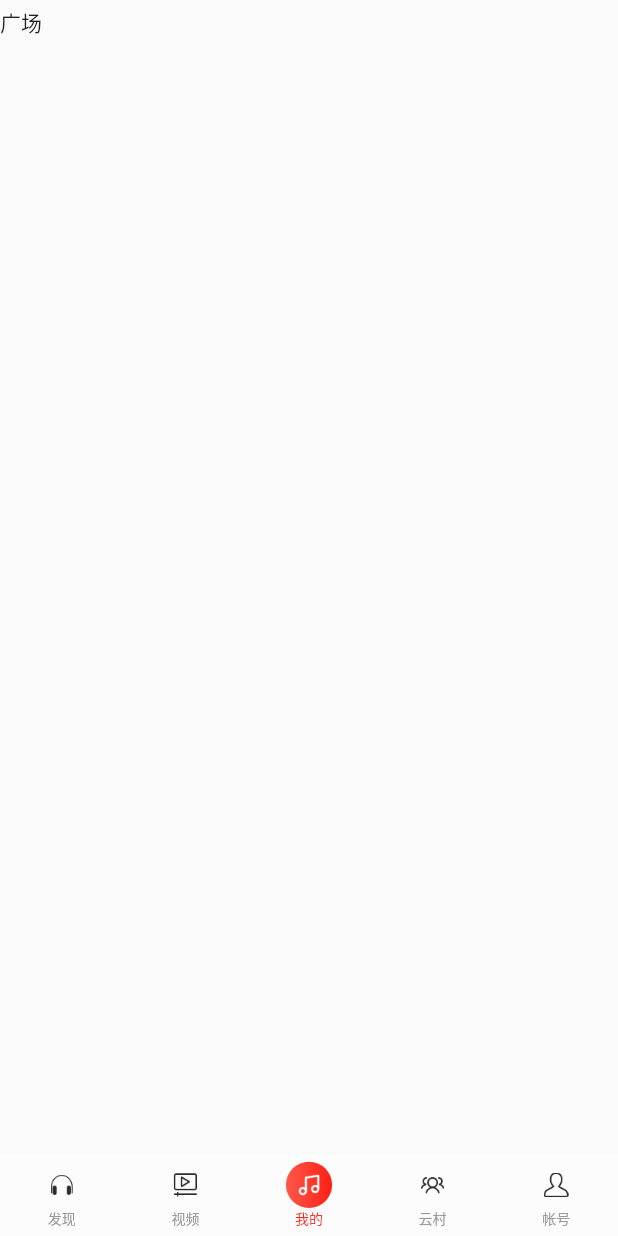
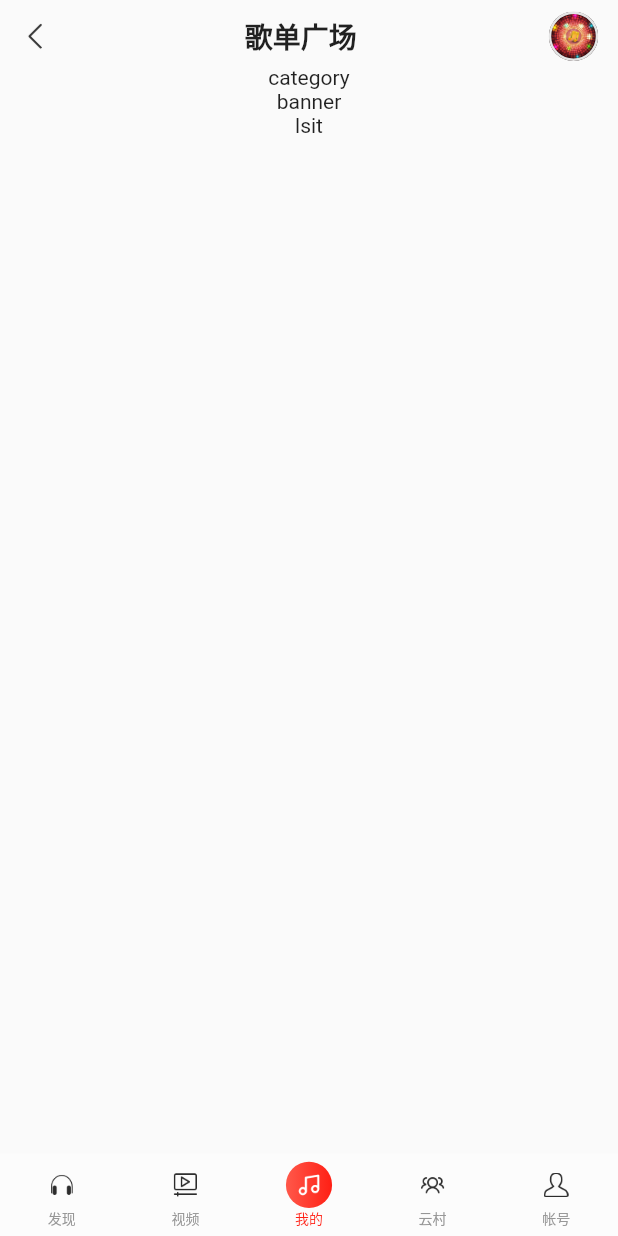
Before and after one commit to LoTwT/music_player, a Flutter app: the Square screen opened by its route, after a tap on "每日推荐", on a phone screen of 412 x 824 dp. Run offline on Flutter 3.47's test engine with Material 2 defaults, Android fonts, the phone set to English and light mode, and no system bars; our stand-ins replace carousel_slider, flutter_hooks.

Commit message:
SquareHeader

```diff
--- a/lib/views/home/header.dart
+++ b/lib/views/home/header.dart
@@ -1,5 +1,6 @@
 import 'package:flutter/material.dart';
 import 'package:music_player/utils/screen_utils.dart';
+import 'package:music_player/widgets/playing_icon.dart';
 
 class Header extends StatelessWidget {
   @override
@@ -68,21 +69,9 @@
           ),
           Container(
             margin: EdgeInsets.only(left: screen.calc(32)),
-            width: screen.calc(60),
-            height: screen.calc(60),
-            decoration: BoxDecoration(
-              border: Border.all(
-                width: screen.calc(3),
-                color: Color(0xffe5e5e5),
-              ),
-              borderRadius: BorderRadius.circular(
-                screen.calc(30),
-              ),
-              image: DecorationImage(
-                image: AssetImage(
-                  "assets/tmp_icon_music.png",
-                ),
-              ),
+            child: Hero(
+              tag: "PlayingIcon",
+              child: PlayingIcon(),
             ),
           ),
         ],
--- a/lib/views/square/square.dart
+++ b/lib/views/square/square.dart
@@ -1,5 +1,9 @@
 import 'package:flutter/material.dart';
 import 'package:music_player/utils/screen_utils.dart';
+import 'package:music_player/views/square/square_banner.dart';
+import 'package:music_player/views/square/square_category.dart';
+import 'package:music_player/views/square/square_header.dart';
+import 'package:music_player/views/square/square_list.dart';
 import 'package:music_player/widgets/bottom_navbar.dart';
 
 class Square extends StatelessWidget {
@@ -12,7 +16,10 @@
         padding: EdgeInsets.only(top: screen.screenPaddingTop + screen.calc(8)),
         child: Column(
           children: [
-            Text("广场"),
+            SquareHeader(),
+            SquareCategory(),
+            SquareBanner(),
+            SquareList(),
           ],
         ),
       ),
--- /dev/null
+++ b/lib/views/square/square_banner.dart
@@ -0,0 +1,8 @@
+import 'package:flutter/material.dart';
+
+class SquareBanner extends StatelessWidget {
+  @override
+  Widget build(BuildContext context) {
+    return Text("banner");
+  }
+}
--- /dev/null
+++ b/lib/views/square/square_category.dart
@@ -0,0 +1,8 @@
+import 'package:flutter/material.dart';
+
+class SquareCategory extends StatelessWidget {
+  @override
+  Widget build(BuildContext context) {
+    return Text("category");
+  }
+}
--- /dev/null
+++ b/lib/views/square/square_header.dart
@@ -0,0 +1,49 @@
+import 'package:flutter/material.dart';
+import 'package:music_player/utils/screen_utils.dart';
+import 'package:music_player/widgets/playing_icon.dart';
+
+class SquareHeader extends StatelessWidget {
+  @override
+  Widget build(BuildContext context) {
+    final screen = ScreenUtils(context);
+
+    return Container(
+      padding: EdgeInsets.only(
+        left: screen.calc(24),
+        right: screen.calc(24),
+      ),
+      height: screen.calc(72),
+      child: Row(
+        children: [
+          GestureDetector(
+            onTap: () => Navigator.pop(context),
+            child: Container(
+              child: Image.asset(
+                "assets/icon-left-arrow.png",
+                width: screen.calc(40),
+                height: screen.calc(40),
+              ),
+            ),
+          ),
+          Expanded(
+            child: Center(
+              child: Text(
+                "歌单广场",
+                style: TextStyle(
+                  fontSize: screen.calc(34),
+                  fontWeight: FontWeight.w700,
+                ),
+              ),
+            ),
+          ),
+          Container(
+            child: Hero(
+              tag: "PlayingIcon",
+              child: PlayingIcon(),
+            ),
+          ),
+        ],
+      ),
+    );
+  }
+}
--- /dev/null
+++ b/lib/views/square/square_list.dart
@@ -0,0 +1,8 @@
+import 'package:flutter/material.dart';
+
+class SquareList extends StatelessWidget {
+  @override
+  Widget build(BuildContext context) {
+    return Text("lsit");
+  }
+}
--- /dev/null
+++ b/lib/widgets/playing_icon.dart
@@ -0,0 +1,28 @@
+import 'package:flutter/material.dart';
+import 'package:music_player/utils/screen_utils.dart';
+
+class PlayingIcon extends StatelessWidget {
+  @override
+  Widget build(BuildContext context) {
+    final screen = ScreenUtils(context);
+
+    return Container(
+      width: screen.calc(60),
+      height: screen.calc(60),
+      decoration: BoxDecoration(
+        border: Border.all(
+          width: screen.calc(3),
+          color: Color(0xffe5e5e5),
+        ),
+        borderRadius: BorderRadius.circular(
+          screen.calc(30),
+        ),
+        image: DecorationImage(
+          image: AssetImage(
+            "assets/tmp_icon_music.png",
+          ),
+        ),
+      ),
+    );
+  }
+}
--- a/pubspec.yaml
+++ b/pubspec.yaml
@@ -60,3 +60,5 @@
     - assets/icon-music-acc-b.png
     - assets/icon-person-b.png
     - assets/icon-video-b.png
+
+    - assets/icon-left-arrow.png
```
Also changed, not shown: assets/icon-left-arrow.png (added).
